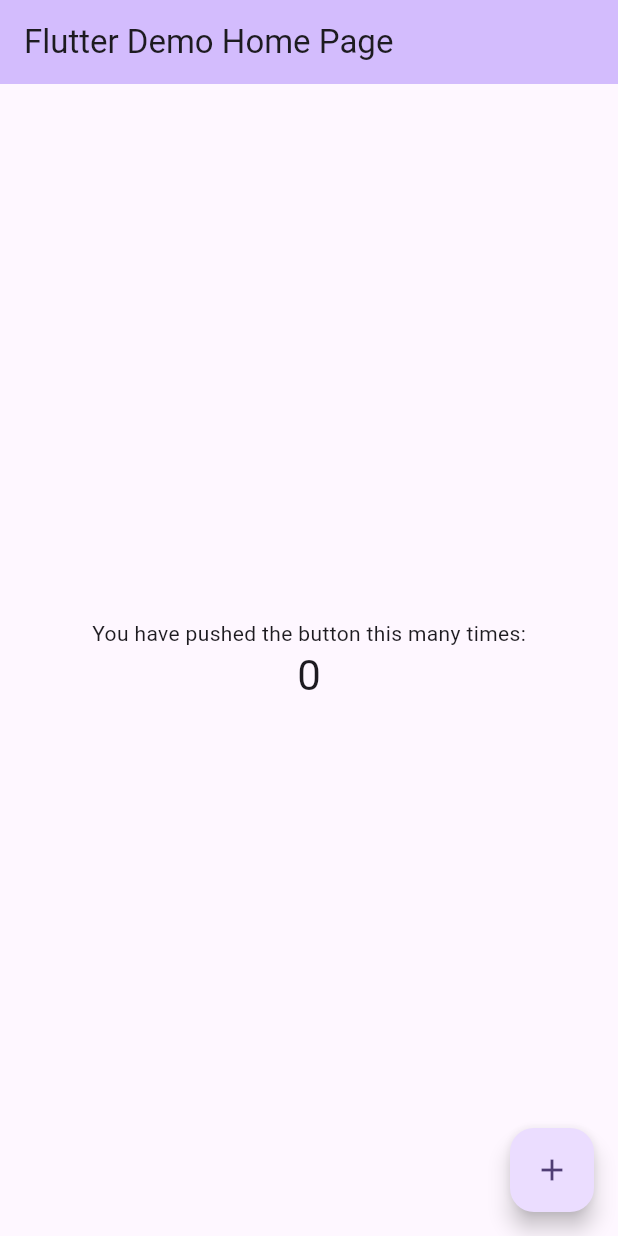
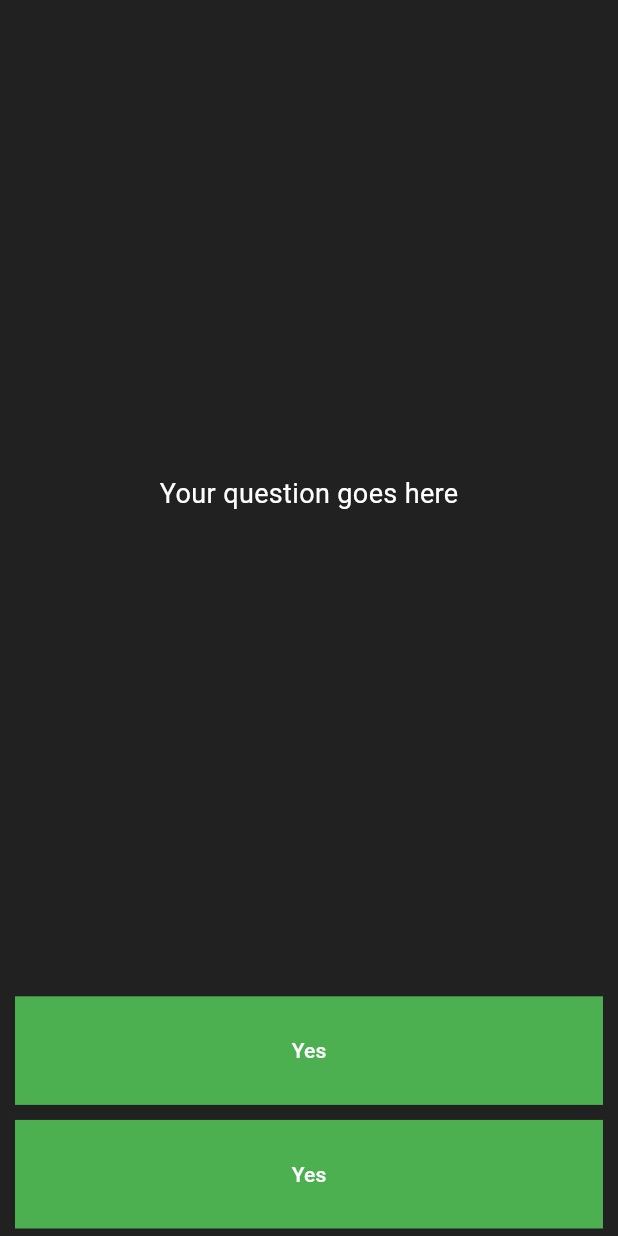
Before and after one commit to Tshobohwa/flutter, a Flutter app: the screen it shows after launch, on a phone screen of 412 x 824 dp. Run offline on Flutter 3.47's test engine with Material 3 defaults, Android fonts, the phone set to English and light mode, and no system bars.

Commit message:
Create general page layout

```diff
--- a/quizzler/lib/main.dart
+++ b/quizzler/lib/main.dart
@@ -1,125 +1,73 @@
 import 'package:flutter/material.dart';
 
-void main() {
-  runApp(const MyApp());
+main() {
+  runApp(const Quizzler());
 }
 
-class MyApp extends StatelessWidget {
-  const MyApp({super.key});
+class Quizzler extends StatelessWidget {
+  const Quizzler({super.key});
 
-  // This widget is the root of your application.
   @override
   Widget build(BuildContext context) {
     return MaterialApp(
-      title: 'Flutter Demo',
-      theme: ThemeData(
-        // This is the theme of your application.
-        //
-        // TRY THIS: Try running your application with "flutter run". You'll see
-        // the application has a purple toolbar. Then, without quitting the app,
-        // try changing the seedColor in the colorScheme below to Colors.green
-        // and then invoke "hot reload" (save your changes or press the "hot
-        // reload" button in a Flutter-supported IDE, or press "r" if you used
-        // the command line to start the app).
-        //
-        // Notice that the counter didn't reset back to zero; the application
-        // state is not lost during the reload. To reset the state, use hot
-        // restart instead.
-        //
-        // This works for code too, not just values: Most code changes can be
-        // tested with just a hot reload.
-        colorScheme: ColorScheme.fromSeed(seedColor: Colors.deepPurple),
-        useMaterial3: true,
+      home: Scaffold(
+        backgroundColor: Colors.grey.shade900,
+        body: const QuizPage(),
       ),
-      home: const MyHomePage(title: 'Flutter Demo Home Page'),
     );
   }
 }
 
-class MyHomePage extends StatefulWidget {
-  const MyHomePage({super.key, required this.title});
-
-  // This widget is the home page of your application. It is stateful, meaning
-  // that it has a State object (defined below) that contains fields that affect
-  // how it looks.
-
-  // This class is the configuration for the state. It holds the values (in this
-  // case the title) provided by the parent (in this case the App widget) and
-  // used by the build method of the State. Fields in a Widget subclass are
-  // always marked "final".
-
-  final String title;
+class QuizPage extends StatefulWidget {
+  const QuizPage({super.key});
 
   @override
-  State<MyHomePage> createState() => _MyHomePageState();
+  State<QuizPage> createState() => _QuizPageState();
 }
 
-class _MyHomePageState extends State<MyHomePage> {
-  int _counter = 0;
-
-  void _incrementCounter() {
-    setState(() {
-      // This call to setState tells the Flutter framework that something has
-      // changed in this State, which causes it to rerun the build method below
-      // so that the display can reflect the updated values. If we changed
-      // _counter without calling setState(), then the build method would not be
-      // called again, and so nothing would appear to happen.
-      _counter++;
-    });
-  }
-
+class _QuizPageState extends State<QuizPage> {
   @override
   Widget build(BuildContext context) {
-    // This method is rerun every time setState is called, for instance as done
-    // by the _incrementCounter method above.
-    //
-    // The Flutter framework has been optimized to make rerunning build methods
-    // fast, so that you can just rebuild anything that needs updating rather
-    // than having to individually change instances of widgets.
-    return Scaffold(
-      appBar: AppBar(
-        // TRY THIS: Try changing the color here to a specific color (to
-        // Colors.amber, perhaps?) and trigger a hot reload to see the AppBar
-        // change color while the other colors stay the same.
-        backgroundColor: Theme.of(context).colorScheme.inversePrimary,
-        // Here we take the value from the MyHomePage object that was created by
-        // the App.build method, and use it to set our appbar title.
-        title: Text(widget.title),
-      ),
-      body: Center(
-        // Center is a layout widget. It takes a single child and positions it
-        // in the middle of the parent.
-        child: Column(
-          // Column is also a layout widget. It takes a list of children and
-          // arranges them vertically. By default, it sizes itself to fit its
-          // children horizontally, and tries to be as tall as its parent.
-          //
-          // Column has various properties to control how it sizes itself and
-          // how it positions its children. Here we use mainAxisAlignment to
-          // center the children vertically; the main axis here is the vertical
-          // axis because Columns are vertical (the cross axis would be
-          // horizontal).
-          //
-          // TRY THIS: Invoke "debug painting" (choose the "Toggle Debug Paint"
-          // action in the IDE, or press "p" in the console), to see the
-          // wireframe for each widget.
-          mainAxisAlignment: MainAxisAlignment.center,
-          children: <Widget>[
-            const Text(
-              'You have pushed the button this many times:',
+    return Column(
+      mainAxisAlignment: MainAxisAlignment.spaceBetween,
+      crossAxisAlignment: CrossAxisAlignment.stretch,
+      children: <Widget>[
+        const Expanded(
+            flex: 8,
+            child: Center(
+              child: Text(
+                "Your question goes here",
+                style: TextStyle(color: Colors.white, fontSize: 18),
+              ),
+            )),
+        Expanded(
+          flex: 1,
+          child: Container(
+            margin: const EdgeInsets.symmetric(horizontal: 10, vertical: 5),
+            color: Colors.green,
+            child: TextButton(
+              onPressed: () {},
+              child: const Text(
+                "Yes",
+                style: TextStyle(color: Colors.white),
+              ),
             ),
-            Text(
-              '$_counter',
-              style: Theme.of(context).textTheme.headlineMedium,
-            ),
-          ],
+          ),
         ),
-      ),
-      floatingActionButton: FloatingActionButton(
-        onPressed: _incrementCounter,
-        tooltip: 'Increment',
-        child: const Icon(Icons.add),
-      ), // This trailing comma makes auto-formatting nicer for build methods.
+        Expanded(
+            flex: 1,
+            child: Container(
+              margin: const EdgeInsets.symmetric(horizontal: 10, vertical: 5),
+              color: Colors.green,
+              child: TextButton(
+                onPressed: () {},
+                child: const Text(
+                  "Yes",
+                  style: TextStyle(color: Colors.white),
+                ),
+              ),
+            )),
+      ],
     );
   }
 }
```
